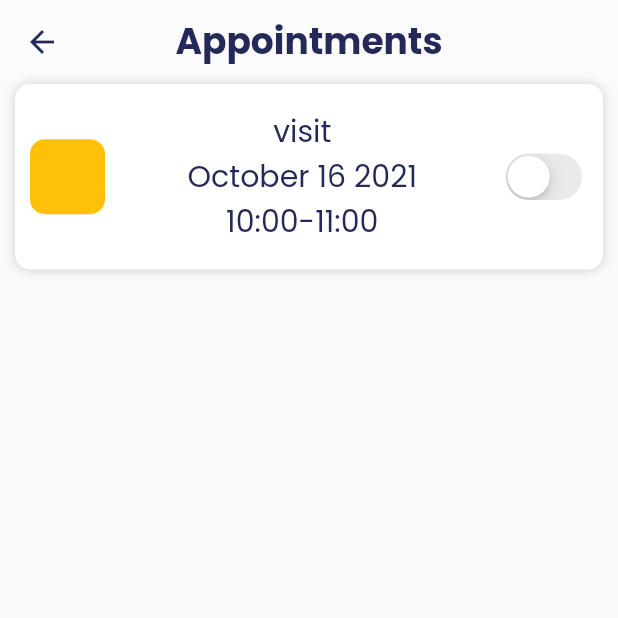
After one commit to CaptainLala/clinic_reservation_app, a Flutter app: the AppointmentsScareen screen opened by its route, on a phone screen of 412 x 824 dp, the top half of it. The commit adds this screen. Run offline on Flutter 3.47's test engine with Material 2 defaults, Android fonts, the phone set to English and light mode, and no system bars; drawn by our look-alikes of auto_size_text; our stand-ins replace font_awesome_flutter.

Commit message:
appointment screen added

```diff
--- a/lib/main.dart
+++ b/lib/main.dart
@@ -1,8 +1,10 @@
+import 'package:clinic_reservation_app/screens/apoointments_screen.dart';
 import 'package:clinic_reservation_app/screens/home_screen.dart';
 import 'package:clinic_reservation_app/screens/login_screen.dart';
 import 'package:clinic_reservation_app/screens/profile_screen.dart';
 import 'package:clinic_reservation_app/screens/signup_screen.dart';
 import 'package:clinic_reservation_app/style.dart';
+
 import 'package:flutter/material.dart';
 
 void main() {
@@ -23,6 +25,7 @@ class MyApp extends StatelessWidget {
         LoginScreen.routeName: (context) => const LoginScreen(),
         HomeScreen.routeName: (context) => const HomeScreen(),
         ProfileScreen.routeName: (context) => const ProfileScreen(),
+        AppointmentsScareen.routeName: (compute) => const AppointmentsScareen(),
       },
     );
   }
--- a/lib/providers/appointments.dart
+++ b/lib/models/appointments.dart
@@ -1,5 +1,5 @@
-import './doctors.dart';
-import './users.dart';
+import 'doctors.dart';
+import 'users.dart';
 
 class Appointment {
   final int id;
@@ -20,7 +20,3 @@ class Appointment {
     required this.purpose,
   });
 }
-
-class Appointments {
-  // ... MANAGE APPOINTMENTS
-}
--- a/lib/providers/doctors.dart
+++ b/lib/models/doctors.dart
@@ -13,7 +13,3 @@ class Doctor {
     required this.job,
   });
 }
-
-class Doctors {
-  // ... MANAGE DOCTORS
-}
--- a/lib/providers/users.dart
+++ b/lib/models/users.dart
@@ -11,7 +11,3 @@ class User {
     required this.phone,
   });
 }
-
-class Users {
-  // ... MANAGE USERS
-}
--- /dev/null
+++ b/lib/providers/appointmets_provider.dart
@@ -0,0 +1,5 @@
+import 'package:flutter/material.dart';
+
+class AppointmentsProvider with ChangeNotifier {
+  // ... MANAGE APPOINTMENTS
+}
--- /dev/null
+++ b/lib/providers/doctors_provider.dart
@@ -0,0 +1,5 @@
+import 'package:flutter/material.dart';
+
+class DoctorsProvider with ChangeNotifier {
+  // ... MANAGE DOCTORS
+}
--- /dev/null
+++ b/lib/providers/users_provider.dart
@@ -0,0 +1,5 @@
+import 'package:flutter/material.dart';
+
+class UsersProvider with ChangeNotifier {
+  // ... MANAGE USERS
+}
--- /dev/null
+++ b/lib/screens/apoointments_screen.dart
@@ -0,0 +1,25 @@
+import 'package:auto_size_text/auto_size_text.dart';
+import 'package:clinic_reservation_app/widgets/appointments_widget.dart';
+import 'package:flutter/material.dart';
+
+class AppointmentsScareen extends StatelessWidget {
+  static const routeName = 'appointments_screen';
+  const AppointmentsScareen({Key? key}) : super(key: key);
+
+  @override
+  Widget build(BuildContext context) {
+    return Scaffold(
+      appBar: AppBar(
+        title: AutoSizeText(
+          'Appointments',
+          style: Theme.of(context).textTheme.headline2,
+        ),
+        centerTitle: true,
+        elevation: 0,
+        backgroundColor: Colors.white10,
+        iconTheme: Theme.of(context).iconTheme,
+      ),
+      body: const AppointmetnWidget(),
+    );
+  }
+}
--- a/lib/screens/login_screen.dart
+++ b/lib/screens/login_screen.dart
@@ -4,8 +4,6 @@ import 'package:clinic_reservation_app/screens/signup_screen.dart';
 import 'package:clinic_reservation_app/widgets/default_button.dart';
 import 'package:clinic_reservation_app/widgets/default_textfield.dart';
 import 'package:flutter/material.dart';
-import 'package:flutter/painting.dart';
-import 'package:flutter/widgets.dart';
 
 class LoginScreen extends StatefulWidget {
   static const routeName = '/login';
--- a/lib/screens/profile_screen.dart
+++ b/lib/screens/profile_screen.dart
@@ -1,9 +1,7 @@
 import 'package:auto_size_text/auto_size_text.dart';
-import 'package:clinic_reservation_app/widgets/default_textfield.dart';
 import 'package:clinic_reservation_app/widgets/header_title.dart';
 import 'package:clinic_reservation_app/widgets/profile_textfield.dart';
 import 'package:flutter/material.dart';
-import 'package:font_awesome_flutter/font_awesome_flutter.dart';
 
 class ProfileScreen extends StatefulWidget {
   static const routeName = 'profile_screen';
--- /dev/null
+++ b/lib/widgets/appointments_widget.dart
@@ -0,0 +1,52 @@
+import 'package:auto_size_text/auto_size_text.dart';
+import 'package:flutter/cupertino.dart';
+import 'package:flutter/material.dart';
+
+class AppointmetnWidget extends StatelessWidget {
+  const AppointmetnWidget({Key? key}) : super(key: key);
+
+  @override
+  Widget build(BuildContext context) {
+    return Container(
+      width: MediaQuery.of(context).size.width,
+      height: MediaQuery.of(context).size.height * 0.15,
+      padding: const EdgeInsets.symmetric(horizontal: 10),
+      margin: const EdgeInsets.symmetric(horizontal: 10),
+      decoration: BoxDecoration(
+        color: Colors.white,
+        borderRadius: BorderRadius.circular(10),
+        boxShadow: [
+          BoxShadow(
+            color: Colors.grey.withOpacity(0.5),
+            blurRadius: 5,
+          ),
+        ],
+      ),
+      child: Row(
+        mainAxisAlignment: MainAxisAlignment.spaceBetween,
+        children: [
+          Container(
+            width: 50,
+            height: 50,
+            decoration: BoxDecoration(
+              color: Colors.amber,
+              borderRadius: BorderRadius.circular(10),
+            ),
+          ),
+          Column(
+            mainAxisAlignment: MainAxisAlignment.center,
+            children: const [
+              AutoSizeText('visit'),
+              AutoSizeText('October 16 2021'),
+              AutoSizeText('10:00-11:00'),
+            ],
+          ),
+          CupertinoSwitch(
+            value: false,
+            onChanged: (bool value) {},
+          ),
+        ],
+      ),
+    );
+  }
+}
--- a/lib/widgets/side_bar.dart
+++ b/lib/widgets/side_bar.dart
@@ -1,4 +1,5 @@
 import 'package:auto_size_text/auto_size_text.dart';
+import 'package:clinic_reservation_app/screens/apoointments_screen.dart';
 import 'package:clinic_reservation_app/screens/home_screen.dart';
 import 'package:clinic_reservation_app/screens/login_screen.dart';
 import 'package:clinic_reservation_app/screens/profile_screen.dart';
@@ -67,7 +68,10 @@ class SideBar extends StatelessWidget {
                   SideMenuTile(
                     icon: FontAwesomeIcons.calendarCheck,
                     label: 'Appointments',
-                    onPressed: () {},
+                    onPressed: () {
+                      Navigator.pushNamed(
+                          context, AppointmentsScareen.routeName);
+                    },
                   ),
                   SideMenuTile(
                     icon: FontAwesomeIcons.info,
```
Also changed, not shown: 2 other files.
